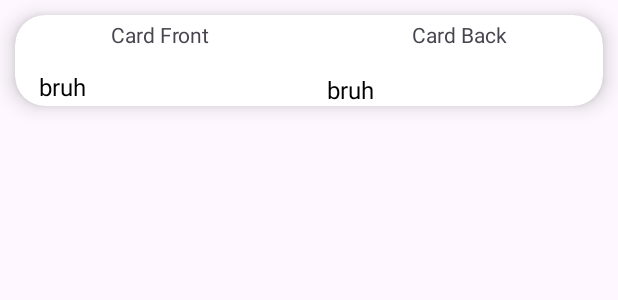
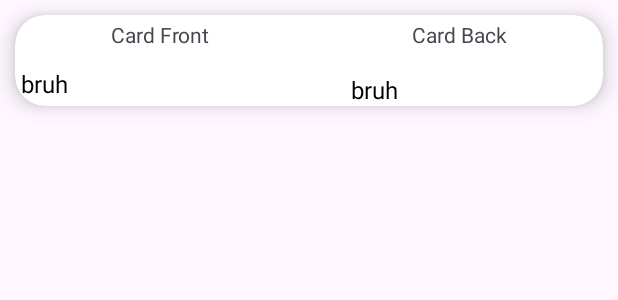
Before and after one commit to jeremyponcedeguzman/quicklyquizme, an Android app: the layout deck_layout.xml on its own in the app's theme, with its tools: preview values and no code run, on a phone screen of 412 x 824 dp. Shown: the top 300 px of the screen. Run offline under Robolectric (Android 15) with nearby library versions, the phone set to English and light mode, and no system bars.

Commit message:
removed marquee, card view just gets bigger with larger strings

```diff
--- a/app/src/main/res/layout/deck_layout.xml
+++ b/app/src/main/res/layout/deck_layout.xml
@@ -40,38 +40,28 @@
             android:id="@+id/cardFront"
             android:layout_width="168dp"
             android:layout_height="wrap_content"
-            android:layout_marginStart="16dp"
+            android:layout_marginStart="4dp"
             android:layout_marginTop="12dp"
-            android:ellipsize="marquee"
-            android:focusable="true"
-            android:focusableInTouchMode="true"
-            android:freezesText="true"
-            android:marqueeRepeatLimit="1"
-            android:scrollHorizontally="true"
-            android:singleLine="true"
             android:text="bruh"
             android:textColor="@color/black"
             android:textSize="16sp"
             app:layout_constraintBottom_toBottomOf="parent"
             app:layout_constraintStart_toStartOf="parent"
-            app:layout_constraintTop_toBottomOf="@+id/textView" />
+            app:layout_constraintTop_toBottomOf="@+id/textView"
+            app:layout_constraintVertical_bias="0.0" />
 
         <TextView
             android:id="@+id/cardBack"
             android:layout_width="168dp"
             android:layout_height="wrap_content"
             android:layout_marginTop="16dp"
-            android:layout_marginEnd="16dp"
-            android:ellipsize="marquee"
-            android:focusable="true"
-            android:focusableInTouchMode="true"
-            android:freezesText="true"
-            android:marqueeRepeatLimit="1"
             android:text="bruh"
             android:textColor="@color/black"
             android:textSize="16sp"
             app:layout_constraintBottom_toBottomOf="parent"
             app:layout_constraintEnd_toEndOf="parent"
+            app:layout_constraintHorizontal_bias="1.0"
+            app:layout_constraintStart_toEndOf="@+id/cardFront"
             app:layout_constraintTop_toBottomOf="@+id/textView2"
             app:layout_constraintVertical_bias="0.0" />
 
```
